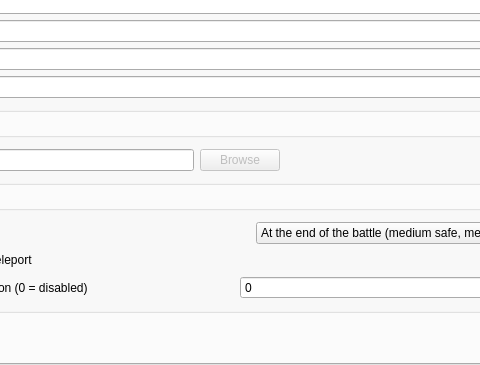
First picture: the form in server/MainWindow.ui, repository alphaonex86/CatchChallenger, before the edit; both pictures show x 163 to 643 and y 235 to 600 of the 800 by 600 pixel window.
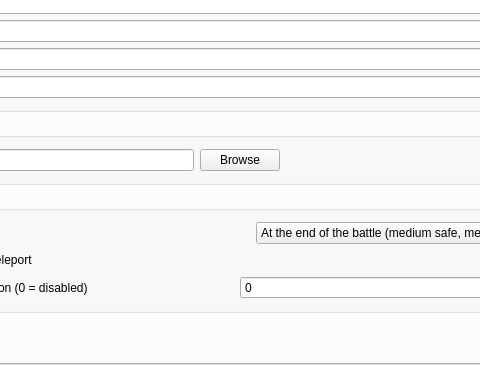
Second picture: the form after the edit. Icons and pictures are not drawn.

Commit message: [Change] More easy to setup a GUI server

Diff of the .ui file:
```diff
--- a/server/MainWindow.ui
+++ b/server/MainWindow.ui
@@ -1674,9 +1674,6 @@
            </item>
            <item>
             <widget class="QPushButton" name="db_sqlite_browse">
-             <property name="enabled">
-              <bool>false</bool>
-             </property>
              <property name="text">
               <string>Browse</string>
              </property>
```
The commit also changes 6 other files.
